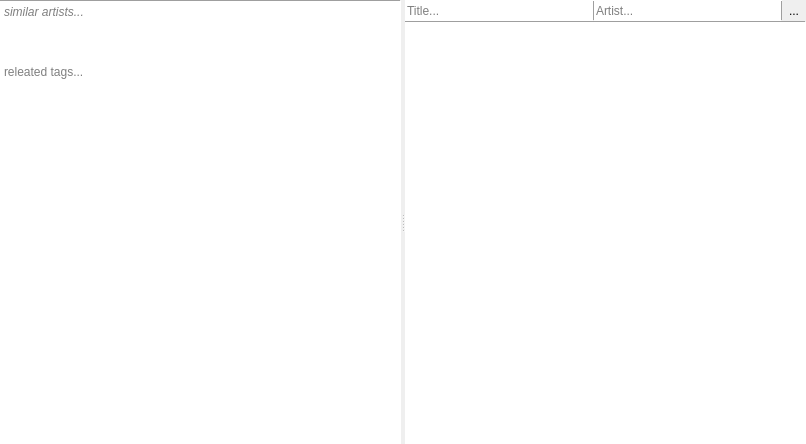
Qt form infoview.ui (milohr/babe-qt) before a commit.
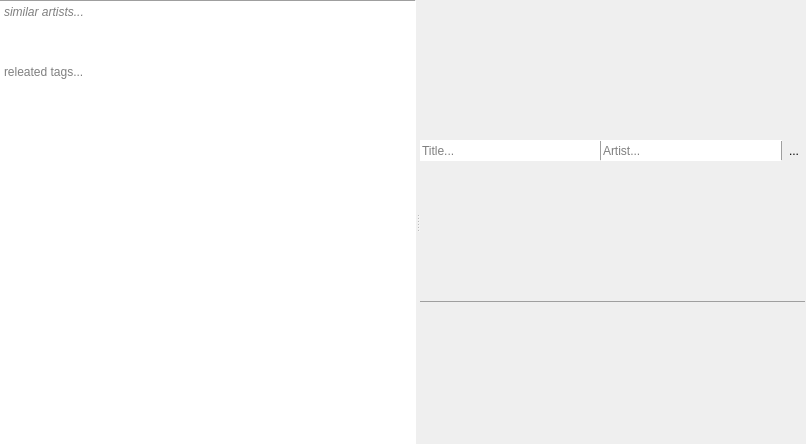
The same form after that commit. Icons and pictures are not drawn.

Commit message: for now use qwebengineview to display lyrics and move all lyrics-thing  out to pulpo own project

The edit to the form file:
```diff
--- a/infoview.ui
+++ b/infoview.ui
@@ -40,7 +40,7 @@
      <property name="orientation">
       <enum>Qt::Horizontal</enum>
      </property>
-     <widget class="QWidget" name="">
+     <widget class="QWidget" name="layoutWidget">
       <layout class="QVBoxLayout" name="artistLayout">
        <property name="spacing">
         <number>0</number>
@@ -151,7 +151,7 @@
        </item>
       </layout>
      </widget>
-     <widget class="QWidget" name="">
+     <widget class="QWidget" name="layoutWidget">
       <layout class="QVBoxLayout" name="lyricsLayout">
        <property name="spacing">
         <number>0</number>
@@ -283,13 +283,6 @@
          </layout>
         </widget>
        </item>
-       <item>
-        <widget class="QTextBrowser" name="lyricsText">
-         <property name="frameShape">
-          <enum>QFrame::NoFrame</enum>
-         </property>
-        </widget>
-       </item>
       </layout>
      </widget>
     </widget>
```
Left out of the diff: 86 changed lines with no effect on the pictures. The commit also changes 12 other files.
